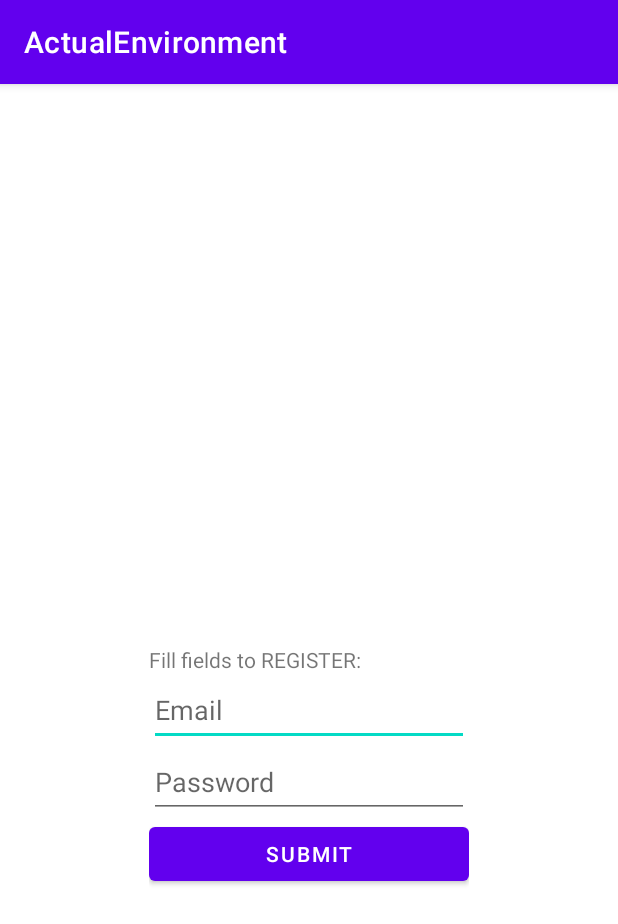
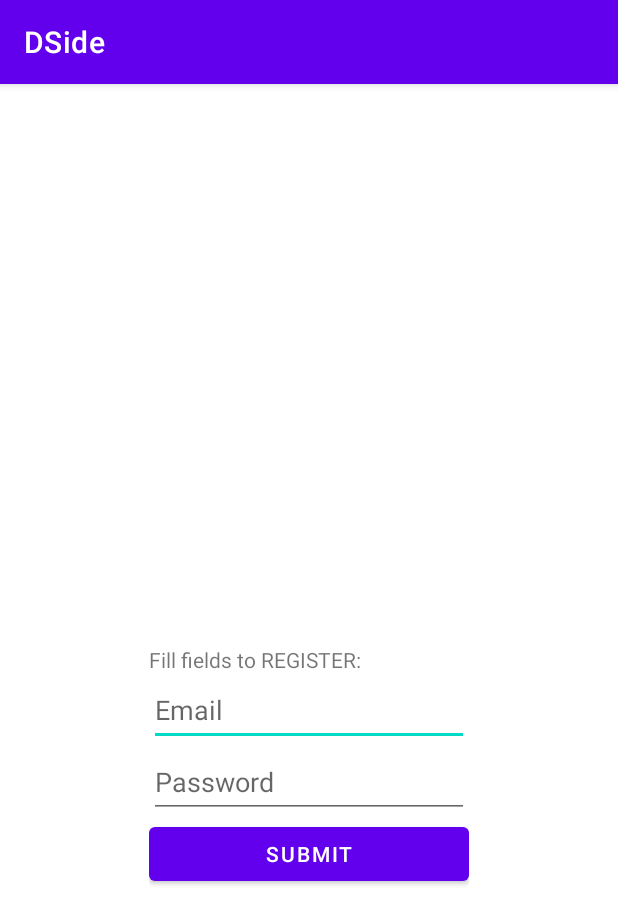
Before and after one commit to keirakaitlynn/D-Side-Application, an Android app: the screen it shows after launch (MainActivity), on a phone screen of 412 x 824 dp. Shown: the top 924 px of the screen. Run offline under Robolectric (Android 15) with nearby library versions, the phone set to English and light mode, and no system bars; our stand-ins replace Firebase (no records; nobody signed in at launch, a user with empty details on screens opened directly).

Commit message:
Package name: dside -> dsideapp.

```diff
--- a/app/build.gradle
+++ b/app/build.gradle
@@ -8,7 +8,7 @@ android {
     compileSdk 31
 
     defaultConfig {
-        applicationId "com.example.actualenvironment"
+        applicationId "com.example.dsideapp"
         minSdk 21
         targetSdk 31
         versionCode 1
--- a/app/src/main/AndroidManifest.xml
+++ b/app/src/main/AndroidManifest.xml
@@ -8,7 +8,7 @@
         android:label="@string/app_name"
         android:roundIcon="@mipmap/ic_launcher_round"
         android:supportsRtl="true"
-        android:theme="@style/Theme.ActualEnvironment">
+        android:theme="@style/Theme.dsideapp">
         <activity
             android:name="com.example.dsideapp.MainActivity"
             android:exported="true">
--- a/app/src/main/res/values-night/themes.xml
+++ b/app/src/main/res/values-night/themes.xml
@@ -1,6 +1,6 @@
 <resources xmlns:tools="http://schemas.android.com/tools">
     <!-- Base application theme. -->
-    <style name="Theme.ActualEnvironment" parent="Theme.MaterialComponents.DayNight.DarkActionBar">
+    <style name="Theme.dsideapp" parent="Theme.MaterialComponents.DayNight.DarkActionBar">
         <!-- Primary brand color. -->
         <item name="colorPrimary">@color/purple_200</item>
         <item name="colorPrimaryVariant">@color/purple_700</item>
--- a/app/src/main/res/values/strings.xml
+++ b/app/src/main/res/values/strings.xml
@@ -1,3 +1,3 @@
 <resources>
-    <string name="app_name">ActualEnvironment</string>
+    <string name="app_name">DSide</string>
 </resources>
--- a/app/src/main/res/values/themes.xml
+++ b/app/src/main/res/values/themes.xml
@@ -1,6 +1,6 @@
 <resources xmlns:tools="http://schemas.android.com/tools">
     <!-- Base application theme. -->
-    <style name="Theme.ActualEnvironment" parent="Theme.MaterialComponents.DayNight.DarkActionBar">
+    <style name="Theme.dsideapp" parent="Theme.MaterialComponents.DayNight.DarkActionBar">
         <!-- Primary brand color. -->
         <item name="colorPrimary">@color/purple_500</item>
         <item name="colorPrimaryVariant">@color/purple_700</item>
```
Also changed, not shown: 2 other files.
